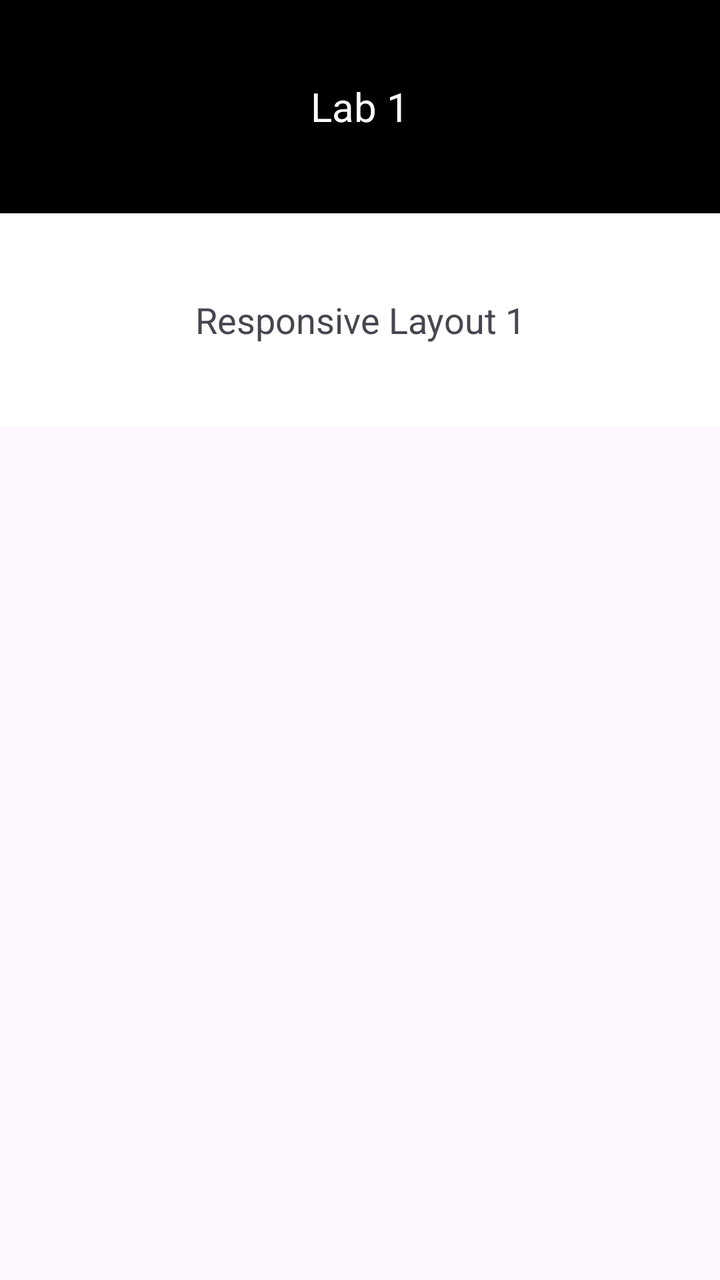
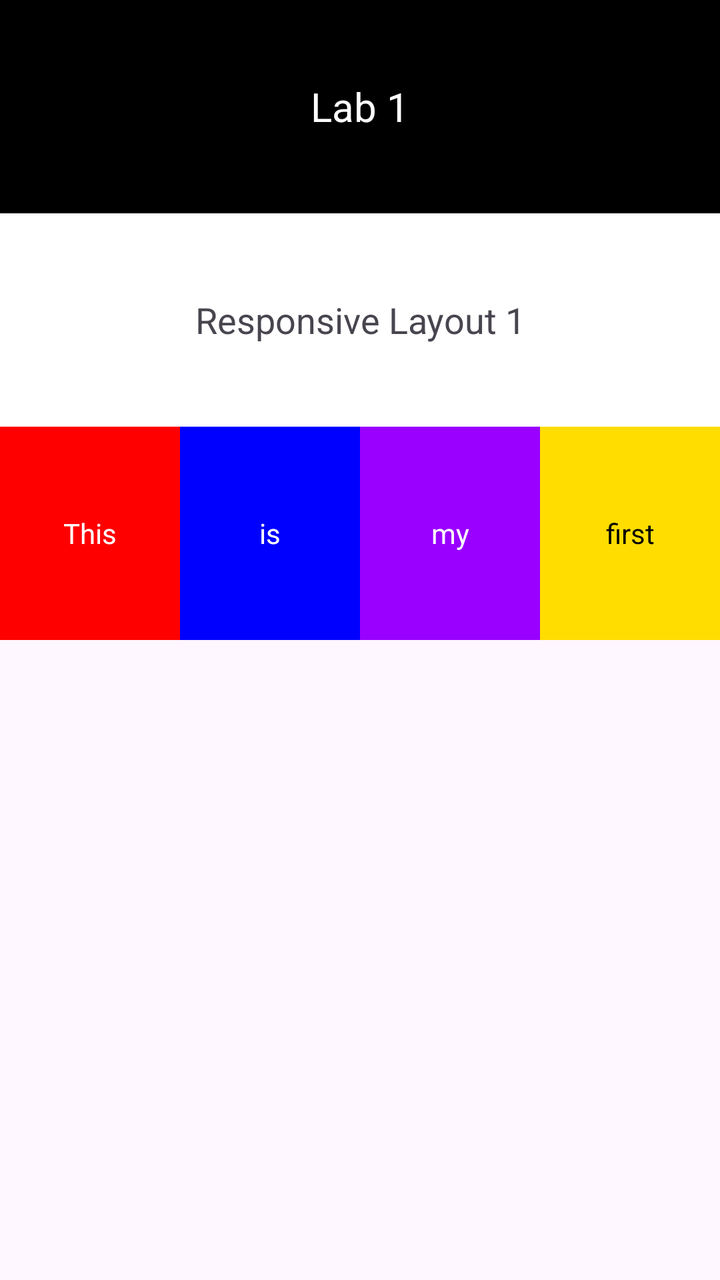

Before-and-after screenshots of an Android layout around one commit, followed by the original layout XML and the change that was made.
<!-- AndroidManifest.xml: application theme Theme.Part1_LinearLayout -->
<!-- res/layout/activity_constraint.xml -->
<?xml version="1.0" encoding="utf-8"?>
<androidx.constraintlayout.widget.ConstraintLayout xmlns:android="http://schemas.android.com/apk/res/android"
    xmlns:app="http://schemas.android.com/apk/res-auto"
    xmlns:tools="http://schemas.android.com/tools"
    android:layout_width="match_parent"
    android:layout_height="match_parent"
    tools:context=".MainActivity">

    <TextView
        android:id="@+id/tv_lab1"
        android:layout_width="match_parent"
        android:layout_height="0dp"
        android:background="#000000"
        android:gravity="center"
        android:text="Lab 1"
        android:textColor="#ffffff"
        android:textSize="20sp"
        android:padding="24dp"
        app:layout_constraintHeight_percent="0.1667"
        app:layout_constraintTop_toTopOf="parent"/>

    <TextView
        android:id="@+id/tv_responsive"
        android:layout_width="match_parent"
        android:layout_height="0dp"
        android:background="#ffffff"
        android:gravity="center"
        android:text="Responsive Layout 1"
        android:textSize="18sp"
        android:padding="24dp"
        app:layout_constraintHeight_percent="0.1667"
        app:layout_constraintTop_toBottomOf="@id/tv_lab1"/>

</androidx.constraintlayout.widget.ConstraintLayout>
<!-- resources referenced by this layout -->
<resources>
  <style name="Theme.Part1_LinearLayout" parent="Base.Theme.Part1_LinearLayout" />
  <style name="Base.Theme.Part1_LinearLayout" parent="Theme.Material3.DayNight.NoActionBar">
          
          
      </style>
</resources>

<!-- the commit's change to res/layout/activity_constraint.xml (unified diff, before → after) -->
@@ -31,4 +31,58 @@
         app:layout_constraintHeight_percent="0.1667"
         app:layout_constraintTop_toBottomOf="@id/tv_lab1"/>
 
+    <TextView
+        android:id="@+id/tv_this"
+        android:layout_width="0dp"
+        android:layout_height="0dp"
+        android:background="#ff0000"
+        android:gravity="center"
+        android:text="This"
+        android:textColor="#ffffff"
+        android:padding="20dp"
+        app:layout_constraintHeight_percent="0.1667"
+        app:layout_constraintTop_toBottomOf="@id/tv_responsive"
+        app:layout_constraintStart_toStartOf="parent"
+        app:layout_constraintEnd_toStartOf="@id/tv_is"/>
+
+    <TextView
+        android:id="@+id/tv_is"
+        android:layout_width="0dp"
+        android:layout_height="0dp"
+        android:background="#0000ff"
+        android:gravity="center"
+        android:text="is"
+        android:textColor="#ffffff"
+        app:layout_constraintHeight_percent="0.1667"
+        app:layout_constraintTop_toBottomOf="@id/tv_responsive"
+        app:layout_constraintStart_toEndOf="@id/tv_this"
+        app:layout_constraintEnd_toStartOf="@id/tv_my"/>
+
+    <TextView
+        android:id="@+id/tv_my"
+        android:layout_width="0dp"
+        android:layout_height="0dp"
+        android:background="#9900ff"
+        android:gravity="center"
+        android:text="my"
+        android:textColor="#ffffff"
+        app:layout_constraintHeight_percent="0.1667"
+        app:layout_constraintTop_toBottomOf="@id/tv_responsive"
+        app:layout_constraintStart_toEndOf="@id/tv_is"
+        app:layout_constraintEnd_toStartOf="@id/tv_first"/>
+
+    <TextView
+        android:id="@+id/tv_first"
+        android:layout_width="0dp"
+        android:layout_height="0dp"
+        android:background="#ffdd00"
+        android:gravity="center"
+        android:text="first"
+        android:textColor="#000000"
+        app:layout_constraintHeight_percent="0.1667"
+        app:layout_constraintTop_toBottomOf="@id/tv_responsive"
+        app:layout_constraintStart_toEndOf="@id/tv_my"
+        app:layout_constraintEnd_toEndOf="parent"/>
+
+
 </androidx.constraintlayout.widget.ConstraintLayout>
